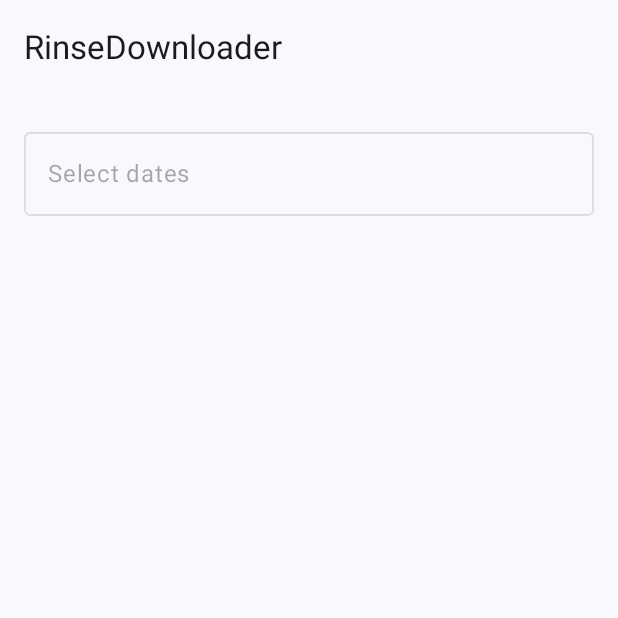
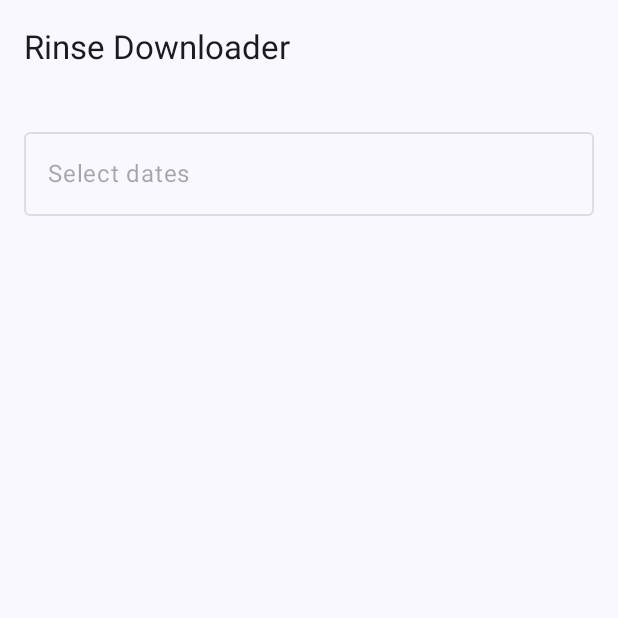
Before and after one commit to user154lt/RinseDownloader, an Android app built with Jetpack Compose: the screen it shows after launch (MainActivity), on a phone screen of 412 x 824 dp, the top half of it. Run offline under Robolectric (Android 15) with nearby library versions, the phone set to English and light mode, and no system bars.

Commit message:
Initial commit

```diff
--- a/app/src/main/java/com/leet/rinsedownloader/ui/screens/MainScreen.kt
+++ b/app/src/main/java/com/leet/rinsedownloader/ui/screens/MainScreen.kt
@@ -85,7 +85,7 @@ fun MainScreen(
         topBar = {
             TopAppBar(
                 title = {
-                    Text(text = stringResource(R.string.app_name))
+                    Text(text = stringResource(R.string.app_title))
                 }
             )
         },
--- a/app/src/main/res/values/strings.xml
+++ b/app/src/main/res/values/strings.xml
@@ -1,5 +1,6 @@
 <resources>
     <string name="app_name">RinseDownloader</string>
+    <string name="app_title">Rinse Downloader</string>
     <string name="select_dates_label">Select dates</string>
     <string name="confirm_button_label">Confirm</string>
     <string name="dismiss_button_label">Dismiss</string>
```
Also changed, not shown: app/build.gradle.kts (+7 -2 lines), app/src/main/java/com/leet/rinsedownloader/data/EpisodeJob.kt (deleted, +0 -8 lines).
